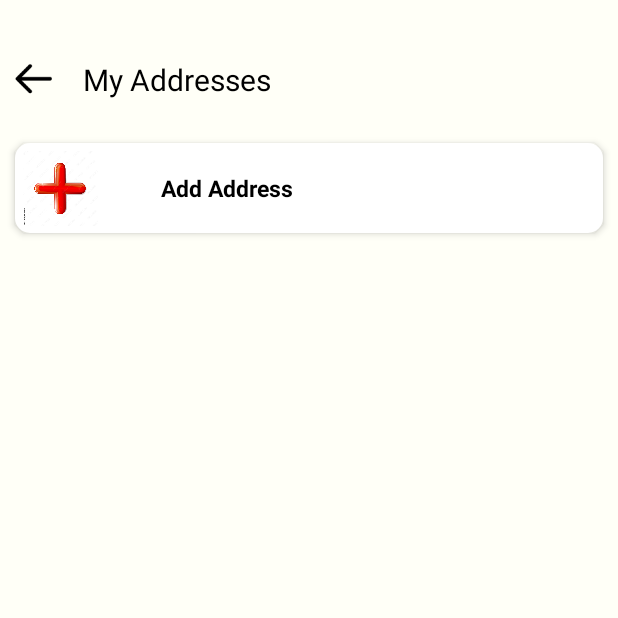
After one commit to Georgin-joseph/Android-Project, an Android app: the MyAddresses screen opened directly, with no data from a screen before it, on a phone screen of 412 x 824 dp, the top half of it. The commit adds this screen. Run offline under Robolectric (Android 15) with nearby library versions, the phone set to English and light mode, and no system bars; our stand-ins replace Firebase (no records; nobody signed in at launch, a user with empty details on screens opened directly); Roboto replaces fonts that are not available here.

Commit message:
my addresses

```diff
--- /dev/null
+++ b/app/src/main/java/com/example/foodapp/MyAddresses.java
@@ -0,0 +1,187 @@
+package com.example.foodapp;
+
+import androidx.annotation.NonNull;
+import androidx.appcompat.app.AppCompatActivity;
+import androidx.core.app.ActivityCompat;
+import androidx.core.content.ContextCompat;
+import androidx.recyclerview.widget.RecyclerView;
+
+import android.Manifest;
+import android.content.pm.PackageManager;
+import android.os.Bundle;
+import android.content.Intent;
+import android.net.Uri;
+import android.view.View;
+import android.widget.Button;
+import android.widget.DatePicker;
+import android.widget.LinearLayout;
+import android.widget.TextView;
+import android.widget.Toast;
+
+import com.google.android.gms.tasks.OnFailureListener;
+import com.google.android.gms.tasks.OnSuccessListener;
+import com.google.firebase.auth.FirebaseAuth;
+import com.google.firebase.firestore.CollectionReference;
+import com.google.firebase.firestore.DocumentReference;
+import com.google.firebase.firestore.DocumentSnapshot;
+import com.google.firebase.firestore.FirebaseFirestore;
+
+import java.util.Calendar;
+import java.util.Date;
+import java.util.HashMap;
+import java.util.Map;
+
+public class MyAddresses extends AppCompatActivity {
+    private LinearLayout linearLayout2;
+    private LinearLayout formLayout;
+
+    private RecyclerView Recycle;
+    private TextView  userName, userflat, usermobile,userlocation,userlandmark;
+
+    private boolean isFormVisible = false;
+    private Button Saveaddress;
+    private static final int LOCATION_PERMISSION_REQUEST_CODE = 1;
+    @Override
+    protected void onCreate(Bundle savedInstanceState) {
+        super.onCreate(savedInstanceState);
+        setContentView(R.layout.activity_my_addresses);
+        linearLayout2=findViewById(R.id.linearLayout2);
+        formLayout = findViewById(R.id.formLayout);
+        Recycle=findViewById(R.id.Recycle);
+        userName=findViewById(R.id.userName);
+        userflat=findViewById(R.id.userflat);
+        usermobile=findViewById(R.id.usermobile);
+        userlocation=findViewById(R.id.userlocation);
+        userlandmark=findViewById(R.id.userlandmark);
+        Saveaddress=findViewById(R.id.Saveaddress);
+
+        formLayout.setVisibility(View.INVISIBLE);
+        Recycle.setVisibility(View.VISIBLE);
+
+        linearLayout2.setOnClickListener(new View.OnClickListener() {
+            @Override
+            public void onClick(View v) {
+                // Toggle the visibility of formLayout
+                if (isFormVisible) {
+                    formLayout.setVisibility(View.INVISIBLE);
+                    Recycle.setVisibility(View.VISIBLE);
+                } else {
+                    formLayout.setVisibility(View.VISIBLE);
+                    Recycle.setVisibility(View.INVISIBLE);
+                }
+                // Update the visibility state flag
+                isFormVisible = !isFormVisible;
+            }
+        });
+
+//        if (ContextCompat.checkSelfPermission(this, Manifest.permission.ACCESS_FINE_LOCATION) != PackageManager.PERMISSION_GRANTED) {
+//            // Request the permission.
+//            ActivityCompat.requestPermissions(this, new String[]{Manifest.permission.ACCESS_FINE_LOCATION}, LOCATION_PERMISSION_REQUEST_CODE);
+//        } else {
+//            // You have the permission, so proceed with your app's logic.
+//            // For example, start a location-related feature or load a map.
+//        }
+//        linearLayout2.setOnClickListener(new View.OnClickListener() {
+//            @Override
+//            public void onClick(View v) {
+//                // Create a URI for the location you want to show on Google Maps
+//                String location = "Latitude,Longitude"; // Replace with the actual latitude and longitude
+//                Uri gmmIntentUri = Uri.parse("geo:" + location + "?q=" + Uri.encode("Your Location Name"));
+//
+//                // Create an Intent to launch Google Maps
+//                Intent mapIntent = new Intent(Intent.ACTION_VIEW, gmmIntentUri);
+//                mapIntent.setPackage("com.google.android.apps.maps"); // Specify the Google Maps app
+//
+//                // Check if the Google Maps app is installed
+//                if (mapIntent.resolveActivity(getPackageManager()) != null) {
+//                    // Open Google Maps
+//                    startActivity(mapIntent);
+//                } else {
+//                    // Handle the case where Google Maps is not installed
+//                    Toast.makeText(MyAddresses.this, "Google Maps app is not installed.", Toast.LENGTH_SHORT).show();
+//                }
+//            }
+//        });
+        Saveaddress.setOnClickListener(new View.OnClickListener() {
+            @Override
+            public void onClick(View v) {
+                // Call the function to store user details when the saveButton is clicked
+                storeUserDetails();
+
+                formLayout.setVisibility(View.INVISIBLE);
+                isFormVisible = false;
+                Recycle.setVisibility(View.VISIBLE);
+            }
+        });
+        retrieveAndDisplayUserData();
+
+    }
+    private void storeUserDetails() {
+        FirebaseFirestore db = FirebaseFirestore.getInstance();
+        FirebaseAuth auth = FirebaseAuth.getInstance();
+        String uid = auth.getCurrentUser().getUid();
+
+        // Reference to the user's document in Firestore
+        DocumentReference userDocRef = db.collection("users").document(uid);
+
+        // Create a new address object with the details you want to store
+        Map<String, Object> addressData = new HashMap<>();
+        addressData.put("Receiver name", userName.getText().toString());
+        addressData.put("Receiver mobile", usermobile.getText().toString());
+        addressData.put("Building", userflat.getText().toString());
+        addressData.put("Location", userlocation.getText().toString());
+        addressData.put("Landmark", userlandmark.getText().toString());
+
+        // Reference to the "Address" sub-collection inside the user's document
+        CollectionReference addressCollectionRef = userDocRef.collection("Address");
+
+        // Add the address data to the "Address" sub-collection
+        addressCollectionRef.add(addressData)
+                .addOnSuccessListener(new OnSuccessListener<DocumentReference>() {
+                    @Override
+                    public void onSuccess(DocumentReference documentReference) {
+                        // Address data added successfully
+                        String addressDocumentId = documentReference.getId(); // Get the document ID
+                        // You can store the addressDocumentId as needed.
+                        Toast.makeText(getApplicationContext(), "Address saved", Toast.LENGTH_SHORT).show();
+                    }
+                })
+                .addOnFailureListener(new OnFailureListener() {
+                    @Override
+                    public void onFailure(@NonNull Exception e) {
+                        // Handle the error
+                        Toast.makeText(getApplicationContext(), "Failed to save address", Toast.LENGTH_SHORT).show();
+                    }
+                });
+    }
+
+    private void retrieveAndDisplayUserData() {
+        FirebaseAuth auth = FirebaseAuth.getInstance();
+        String currentUserId = auth.getCurrentUser().getUid();
+        FirebaseFirestore db = FirebaseFirestore.getInstance();
+
+        db.collection("users")
+                .document(currentUserId) // Use .document() to specify the document by its ID
+                .get()
+                .addOnCompleteListener(task -> {
+                    if (task.isSuccessful()) {
+                        DocumentSnapshot document = task.getResult();
+                        if (document.exists()) {
+                            // Retrieve data and set it in the TextView elements
+                            String name = document.getString("name");
+                            String mobile = document.getString("mobile");
+
+                            userName.setText(name);
+                            usermobile.setText(mobile);
+                        } else {
+                            // Handle the case where the document doesn't exist
+                            Toast.makeText(MyAddresses.this, "User document not found.", Toast.LENGTH_SHORT).show();
+                        }
+                    } else {
+                        // Handle the error if the query is not successful
+                        Toast.makeText(MyAddresses.this, "Error retrieving user data.", Toast.LENGTH_SHORT).show();
+                    }
+                });
+    }
+
+}
--- /dev/null
+++ b/app/src/main/res/layout/activity_my_addresses.xml
@@ -0,0 +1,272 @@
+<?xml version="1.0" encoding="utf-8"?>
+<androidx.constraintlayout.widget.ConstraintLayout xmlns:android="http://schemas.android.com/apk/res/android"
+    xmlns:app="http://schemas.android.com/apk/res-auto"
+    xmlns:tools="http://schemas.android.com/tools"
+    android:layout_width="match_parent"
+    android:layout_height="match_parent"
+    android:background="#FFFFF7"
+    tools:context=".MyAddresses">
+
+    <LinearLayout
+        android:id="@+id/linearLayout1"
+        android:layout_width="match_parent"
+        android:layout_height="wrap_content">
+
+        <androidx.constraintlayout.widget.ConstraintLayout
+            android:layout_width="match_parent"
+            android:layout_marginTop="20dp"
+            android:layout_height="wrap_content">
+    <ImageView
+        android:id="@+id/imageView1"
+        android:layout_width="wrap_content"
+        android:layout_height="wrap_content"
+        android:layout_marginTop="10dp"
+        android:onClick="back"
+        android:padding="8dp"
+        android:src="@drawable/arrow"
+        app:layout_constraintTop_toTopOf="parent" />
+
+            <TextView
+                android:layout_width="wrap_content"
+                android:layout_height="wrap_content"
+                android:text="My Addresses"
+                android:textColor="@color/black"
+                android:textSize="20sp"
+                android:layout_marginLeft="10dp"
+                app:layout_constraintBottom_toBottomOf="@+id/imageView1"
+                app:layout_constraintStart_toEndOf="@+id/imageView1"
+                app:layout_constraintTop_toTopOf="@+id/imageView1" />
+        </androidx.constraintlayout.widget.ConstraintLayout>
+
+    </LinearLayout>
+
+    <LinearLayout
+        android:id="@+id/linearLayout2"
+        android:layout_width="match_parent"
+        android:layout_height="60dp"
+        android:layout_marginTop="20dp"
+        android:layout_marginEnd="10dp"
+        android:layout_marginStart="10dp"
+        android:background="@drawable/white_background"
+        android:elevation="3dp"
+        android:orientation="horizontal"
+        app:layout_constraintEnd_toEndOf="parent"
+        app:layout_constraintStart_toStartOf="parent"
+        app:layout_constraintTop_toBottomOf="@id/linearLayout1">
+
+        <androidx.constraintlayout.widget.ConstraintLayout
+            android:layout_width="match_parent"
+            android:layout_height="match_parent">
+
+            <ImageView
+                android:id="@+id/imageView2"
+                android:layout_width="50dp"
+                android:layout_height="50dp"
+                android:layout_gravity="center"
+                android:layout_marginStart="5dp"
+                android:layout_marginTop="5dp"
+                android:scaleType="centerCrop"
+                android:src="@drawable/plus"
+                app:layout_constraintStart_toStartOf="parent"
+                app:layout_constraintTop_toTopOf="parent" />
+
+            <TextView
+                android:id="@+id/textView1"
+                android:layout_width="wrap_content"
+                android:layout_height="wrap_content"
+                android:text="Add Address"
+                android:textColor="@color/black"
+                android:textSize="15sp"
+                android:textStyle="bold"
+                app:layout_constraintBottom_toBottomOf="parent"
+                app:layout_constraintEnd_toEndOf="parent"
+                app:layout_constraintHorizontal_bias="0.321"
+                app:layout_constraintStart_toStartOf="parent"
+                app:layout_constraintTop_toTopOf="parent" />
+
+
+        </androidx.constraintlayout.widget.ConstraintLayout>
+
+    </LinearLayout>
+
+    <androidx.recyclerview.widget.RecyclerView
+        android:id="@+id/Recycle"
+        android:layout_width="391dp"
+        android:layout_height="627dp"
+        tools:layout_editor_absoluteX="1dp"
+        tools:layout_editor_absoluteY="157dp" />
+
+    <!--    <LinearLayout-->
+<!--        android:id="@+id/linearLayout3"-->
+<!--        android:layout_width="match_parent"-->
+<!--        android:layout_height="120dp"-->
+<!--        android:layout_marginTop="20dp"-->
+<!--        android:layout_marginStart="10dp"-->
+<!--        android:layout_marginEnd="10dp"-->
+<!--        android:background="@drawable/white_background"-->
+<!--        android:elevation="3dp"-->
+<!--        android:orientation="horizontal"-->
+<!--        app:layout_constraintEnd_toEndOf="parent"-->
+<!--        app:layout_constraintStart_toStartOf="parent"-->
+<!--        app:layout_constraintTop_toBottomOf="@id/linearLayout2">-->
+
+<!--        <androidx.constraintlayout.widget.ConstraintLayout-->
+<!--            android:layout_width="match_parent"-->
+<!--            android:layout_height="match_parent">-->
+
+<!--            <ImageView-->
+<!--                android:id="@+id/imageView3"-->
+<!--                android:layout_width="60dp"-->
+<!--                android:layout_height="60dp"-->
+<!--                android:layout_gravity="center"-->
+<!--                android:layout_marginStart="10dp"-->
+<!--                android:layout_marginTop="30dp"-->
+<!--                android:src="@drawable/user"-->
+<!--                android:scaleType="centerCrop"-->
+<!--                app:layout_constraintStart_toStartOf="parent"-->
+<!--                app:layout_constraintTop_toTopOf="parent" />-->
+
+<!--            <TextView-->
+<!--                android:id="@+id/textView2"-->
+<!--                android:layout_width="wrap_content"-->
+<!--                android:layout_height="wrap_content"-->
+<!--                android:text=""-->
+<!--                android:textColor="@color/black"-->
+<!--                android:textSize="20sp"-->
+<!--                android:textStyle="bold"-->
+<!--                app:layout_constraintEnd_toEndOf="parent"-->
+<!--                app:layout_constraintHorizontal_bias="0.174"-->
+<!--                app:layout_constraintStart_toEndOf="@+id/imageView3"-->
+<!--                app:layout_constraintTop_toTopOf="@+id/imageView3" />-->
+
+<!--            <TextView-->
+<!--                android:id="@+id/address"-->
+<!--                android:layout_width="wrap_content"-->
+<!--                android:layout_height="wrap_content"-->
+<!--                android:text="Anpathil Chira,Karumady P.O"-->
+<!--                android:textColor="@color/black"-->
+<!--                android:textStyle="bold"-->
+<!--                app:layout_constraintEnd_toEndOf="parent"-->
+<!--                app:layout_constraintHorizontal_bias="0.0"-->
+<!--                app:layout_constraintStart_toStartOf="@+id/textView2"-->
+<!--                app:layout_constraintTop_toBottomOf="@+id/textView2" />-->
+<!--            -->
+
+<!--        </androidx.constraintlayout.widget.ConstraintLayout>-->
+<!--    </LinearLayout>-->
+    <LinearLayout
+        android:id="@+id/formLayout"
+        android:layout_width="match_parent"
+        android:layout_height="wrap_content"
+        android:background="@drawable/white_background"
+        android:elevation="3dp"
+        android:orientation="vertical"
+        android:layout_marginTop="5dp"
+        android:visibility="visible"
+        app:layout_constraintTop_toBottomOf="@id/linearLayout2">
+
+        <TextView
+            android:layout_width="wrap_content"
+            android:layout_height="wrap_content"
+            android:text="Enter Complete address"
+            android:textStyle="bold"
+            android:textColor="@color/black"
+            android:layout_marginTop="10dp"
+            android:layout_marginLeft="25dp"/>
+
+        <LinearLayout
+            android:layout_width="wrap_content"
+            android:layout_height="wrap_content"
+            android:orientation="horizontal">
+            <Button
+                android:layout_width="wrap_content"
+                android:layout_height="wrap_content"
+                android:text="Home"
+                android:layout_marginTop="10dp"
+                android:layout_marginLeft="25dp"/>
+
+            <Button
+                android:layout_width="wrap_content"
+                android:layout_height="wrap_content"
+                android:text="Work"
+                android:layout_marginTop="10dp"
+                android:layout_marginLeft="25dp"/>
+
+            <Button
+                android:layout_width="wrap_content"
+                android:layout_height="wrap_content"
+                android:text="Hostel"
+                android:layout_marginTop="10dp"
+                android:layout_marginLeft="25dp"/>
+
+
+        </LinearLayout>
+        <!-- EditText for Name -->
+        <EditText
+            android:id="@+id/userName"
+            android:layout_width="match_parent"
+            android:layout_height="wrap_content"
+            android:layout_marginStart="24dp"
+            android:textColor="@color/black"
+            android:layout_marginTop="8dp"
+            android:layout_marginEnd="24dp"
+            android:hint="Receiver's name" />
+
+
+        <!-- EditText for Name -->
+        <EditText
+            android:id="@+id/usermobile"
+            android:layout_width="match_parent"
+            android:layout_height="wrap_content"
+            android:layout_marginStart="24dp"
+            android:layout_marginTop="8dp"
+            android:textColor="@color/black"
+            android:layout_marginEnd="24dp"
+            android:hint="Receiver's contact" />
+
+
+        <EditText
+            android:id="@+id/userflat"
+            android:layout_width="match_parent"
+            android:layout_height="wrap_content"
+            android:layout_marginStart="24dp"
+            android:layout_marginTop="8dp"
+            android:textColor="@color/black"
+            android:layout_marginEnd="24dp"
+            android:hint="Flat / House no / Floor / Building " />
+
+        <EditText
+            android:id="@+id/userlocation"
+            android:layout_width="match_parent"
+            android:layout_height="wrap_content"
+            android:layout_marginStart="24dp"
+            android:layout_marginTop="8dp"
+            android:textColor="@color/black"
+            android:layout_marginEnd="24dp"
+            android:hint="Area / Sector / Locality" />
+
+        <EditText
+            android:id="@+id/userlandmark"
+            android:layout_width="match_parent"
+            android:layout_height="wrap_content"
+            android:layout_marginStart="24dp"
+            android:layout_marginTop="8dp"
+            android:textColor="@color/black"
+            android:layout_marginEnd="24dp"
+            android:hint="Nearby landmark (optional)" />
+
+
+        <!-- Save Button -->
+        <Button
+            android:id="@+id/Saveaddress"
+            android:layout_width="wrap_content"
+            android:layout_height="wrap_content"
+            android:layout_marginStart="24dp"
+            android:layout_marginTop="16dp"
+            android:layout_marginEnd="24dp"
+            android:layout_gravity="center"
+            android:text="Save address" />
+    </LinearLayout>
+
+
+</androidx.constraintlayout.widget.ConstraintLayout>
```
Also changed, not shown: app/src/main/AndroidManifest.xml (+7 -0 lines), app/src/main/java/com/example/foodapp/User_profile.java (+177 -16 lines), app/src/main/res/layout/activity_user_profile.xml (+7 -3 lines), app/src/main/res/drawable/plus.jpg (added).
